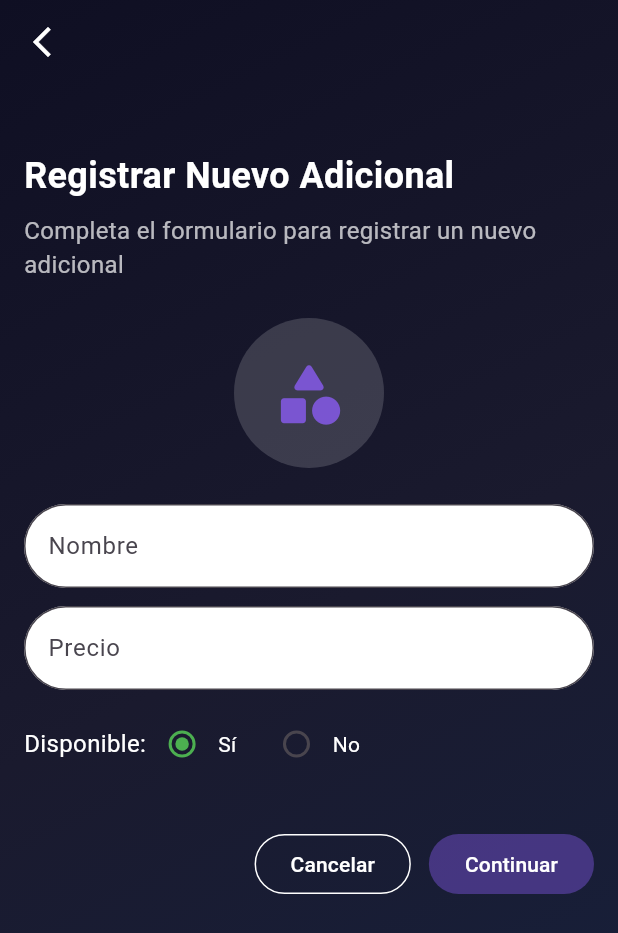
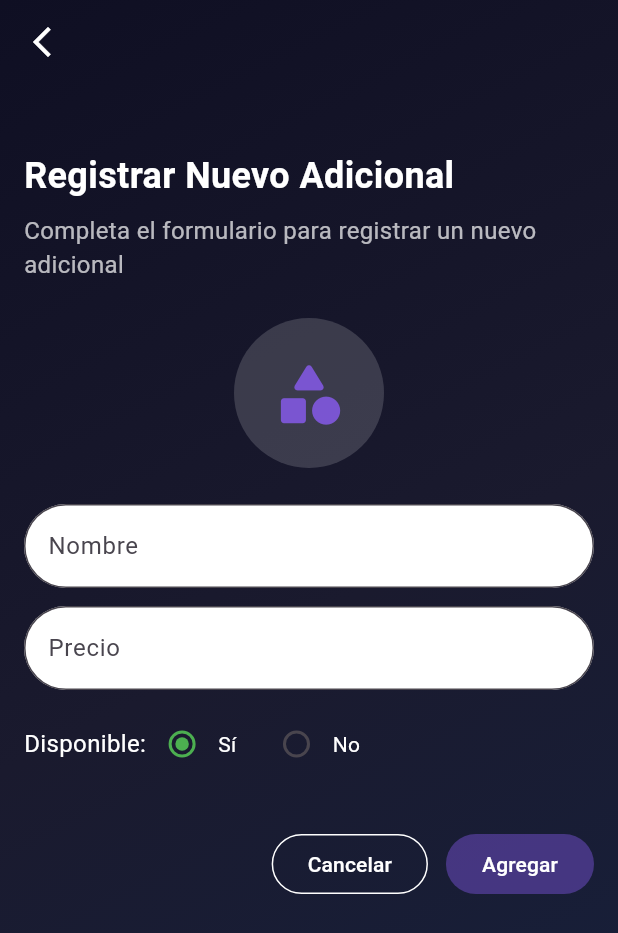
Before and after one commit to George0712/restauranteApp, a Flutter app: the CreateItemAdditionalScreen screen opened by its route, after a tap on "Cancelar", on a phone screen of 412 x 824 dp. Shown: the top 933 px of the screen. Run offline on Flutter 3.47's test engine with Material 3 defaults, Android fonts, the phone set to English and light mode, and no system bars; our stand-ins replace cached_network_image, cloud_firestore, device_info_plus, firebase_auth, firebase_core, flutter_riverpod and 3 more; missing offline and left inert: iconify_flutter; accounts and stored records are empty.

Commit message:
added route and changes screen create item additional for edit

```diff
--- a/lib/presentation/controllers/admin/manage_products_controller.dart
+++ b/lib/presentation/controllers/admin/manage_products_controller.dart
@@ -261,6 +261,12 @@ class RegisterAdditionalController {
   void dispose() {
     nameController.dispose();
     priceController.dispose();
+  }
+
+  void clear() {
+    nameController.clear();
+    priceController.clear();
+    _disponible = true;
   }
 
   void setDisponible(bool value) {
--- a/lib/presentation/screens/admin/manage/manage_producto/additional/create_item_additional_screen.dart
+++ b/lib/presentation/screens/admin/manage/manage_producto/additional/create_item_additional_screen.dart
@@ -9,11 +9,13 @@ import 'package:go_router/go_router.dart';
 import 'package:restaurante_app/core/constants/app_constants.dart';
 import 'package:restaurante_app/core/constants/app_strings.dart';
 import 'package:restaurante_app/core/helpers/snackbar_helper.dart';
+import 'package:restaurante_app/data/models/additonal_model.dart';
 import 'package:restaurante_app/presentation/providers/admin/admin_provider.dart';
 import 'package:restaurante_app/presentation/widgets/custom_input_field.dart';
 
 class CreateItemAdditionalScreen extends ConsumerStatefulWidget {
-  const CreateItemAdditionalScreen({super.key});
+  final AdditionalModel? additional;
+  const CreateItemAdditionalScreen({super.key, this.additional});
 
   @override
   ConsumerState<CreateItemAdditionalScreen> createState() =>
@@ -28,24 +30,28 @@ class _CreateItemAdditionalScreenState
   @override
   void initState() {
     super.initState();
-    final registerAdditionalController =
-        ref.read(registerAdditionalControllerProvider);
-    registerAdditionalController.nameController.addListener(_validateFields);
-    registerAdditionalController.priceController.addListener(_validateFields);
+    final controller = ref.read(registerAdditionalControllerProvider);
+    controller.nameController.addListener(_validateFields);
+    controller.priceController.addListener(_validateFields);
+
+    if (widget.additional != null) {
+      // Modo edición: inicializar campos
+      controller.nameController.text = widget.additional!.name;
+      controller.priceController.text = widget.additional!.price.toStringAsFixed(0);
+      isAvailable = widget.additional!.disponible;
+    }
   }
 
   void _validateFields() {
     if (!mounted) return;
-    final registerAdditionalController =
-        ref.read(registerAdditionalControllerProvider);
-    final isValid = registerAdditionalController.areFieldsValid();
+    final controller = ref.read(registerAdditionalControllerProvider);
+    final isValid = controller.areFieldsValid();
     ref.read(isValidFieldsProvider.notifier).state = isValid;
   }
 
   @override
   Widget build(BuildContext context) {
-    final registerAdditionalController =
-        ref.watch(registerAdditionalControllerProvider);
+    final controller = ref.watch(registerAdditionalControllerProvider);
     final areFieldsValid = ref.watch(isValidFieldsProvider);
     final profileImage = ref.watch(profileImageProvider);
     //final imageNotifier = ref.read(profileImageProvider.notifier);
@@ -59,8 +65,7 @@ class _CreateItemAdditionalScreenState
         foregroundColor: Colors.white,
         elevation: 0,
         leading: IconButton(
-          icon: const Icon(Icons.arrow_back_ios_new_outlined,
-              color: Colors.white),
+          icon: const Icon(Icons.arrow_back_ios_new_outlined, color: Colors.white),
           onPressed: () => context.pop(),
         ),
       ),
@@ -68,11 +73,7 @@ class _CreateItemAdditionalScreenState
       body: Container(
         decoration: const BoxDecoration(
           gradient: LinearGradient(
-            colors: [
-              Color(0xFF0F0F23),
-              Color(0xFF1A1A2E),
-              Color(0xFF16213E),
-            ],
+            colors: [Color(0xFF0F0F23), Color(0xFF1A1A2E), Color(0xFF16213E)],
             begin: Alignment.topLeft,
             end: Alignment.bottomRight,
           ),
@@ -86,55 +87,33 @@ class _CreateItemAdditionalScreenState
             child: Column(
               crossAxisAlignment: CrossAxisAlignment.start,
               children: [
-                const Text(
-                  AppStrings.registerAdditional,
-                  style: TextStyle(
-                    fontSize: 24,
-                    fontWeight: FontWeight.bold,
-                    color: Colors.white,
-                  ),
+                Text(
+                  widget.additional == null ? AppStrings.registerAdditional : 'Editar Adicional',
+                  style: const TextStyle(fontSize: 24, fontWeight: FontWeight.bold, color: Colors.white),
                 ),
                 const SizedBox(height: 8),
-                const Text(
-                  AppStrings.registerAdditionalDescription,
-                  style: TextStyle(fontSize: 16, color: Colors.white70),
+                Text(
+                  widget.additional == null ? AppStrings.registerAdditionalDescription : 'Modifica la información del adicional',
+                  style: const TextStyle(fontSize: 16, color: Colors.white70),
                 ),
                 const SizedBox(height: 24),
 
-                // Foto de perfil (opcional)
+                // Foto de perfil (opcional) — mantén estilo si quieres
                 Center(
                   child: Stack(
                     children: [
                       CircleAvatar(
                         radius: 50,
                         backgroundColor: Colors.white.withAlpha(40),
-                        backgroundImage: profileImage != null
-                            ? FileImage(profileImage)
-                            : null,
+                        backgroundImage: profileImage != null ? FileImage(profileImage) : null,
                         child: profileImage == null
-                            ? Icon(Icons.category_rounded,
-                                size: 50,
-                                color: theme.primaryColor.withAlpha(200))
+                            ? Icon(Icons.category_rounded, size: 50, color: theme.primaryColor.withAlpha(200))
                             : null,
                       ),
-                      /*Positioned(
-                        bottom: 0,
-                        right: 0,
-                        child: CircleAvatar(
-                          radius: 18,
-                          backgroundColor: theme.primaryColor,
-                          child: IconButton(
-                            icon: const Icon(Icons.camera_alt,
-                                size: 18, color: Colors.white),
-                            onPressed: () async {
-                              await imageNotifier.pickImage();
-                            },
-                          ),
-                        ),
-                      ),*/
                     ],
                   ),
                 ),
+
                 const SizedBox(height: 24),
 
                 // Inputs de texto
@@ -144,18 +123,18 @@ class _CreateItemAdditionalScreenState
                     children: [
                       CustomInputField(
                         hintText: AppStrings.name,
-                          controller:
-                              registerAdditionalController.nameController,
+                        controller: controller.nameController,
                         validator: (value) => value == null || value.isEmpty
                             ? 'Por favor ingrese un nombre'
                             : AppConstants.nameRegex.hasMatch(value)
                                 ? null
-                                  : 'El nombre no es válido'),
+                                : 'El nombre no es válido',
+                      ),
                       const SizedBox(height: 12),
                       CustomInputField(
                         hintText: 'Precio',
-                        controller:
-                            registerAdditionalController.priceController,
+                        controller: controller.priceController,
+                        keyboardType: TextInputType.number,
                         validator: (value) => value == null || value.isEmpty
                             ? 'Por favor ingrese un valor'
                             : AppConstants.priceRegex.hasMatch(value)
@@ -163,6 +142,7 @@ class _CreateItemAdditionalScreenState
                                 : 'El campo no es válido',
                       ),
                       const SizedBox(height: 12),
+
                       // Checkbox de disponibilidad
                       Align(
                         alignment: Alignment.centerLeft,
@@ -171,11 +151,7 @@ class _CreateItemAdditionalScreenState
                           children: [
                             const Text(
                               'Disponible:',
-                              style: TextStyle(
-                                fontSize: 16,
-                                fontWeight: FontWeight.w400,
-                                color: Colors.white,
-                              ),
+                              style: TextStyle(fontSize: 16, fontWeight: FontWeight.w400, color: Colors.white),
                             ),
                             Expanded(
                               child: Row(
@@ -189,12 +165,11 @@ class _CreateItemAdditionalScreenState
                                           setState(() {
                                             isAvailable = value;
                                           });
+                                          ref.read(registerAdditionalControllerProvider).setDisponible(value ?? true);
                                         },
                                         activeColor: Colors.green,
                                       ),
-                                      const Text('Sí',
-                                          style:
-                                              TextStyle(color: Colors.white)),
+                                      const Text('Sí', style: TextStyle(color: Colors.white)),
                                     ],
                                   ),
                                   const SizedBox(width: 16),
@@ -207,12 +182,11 @@ class _CreateItemAdditionalScreenState
                                           setState(() {
                                             isAvailable = value;
                                           });
+                                          ref.read(registerAdditionalControllerProvider).setDisponible(value ?? false);
                                         },
                                         activeColor: Colors.red,
                                       ),
-                                      const Text('No',
-                                          style:
-                                              TextStyle(color: Colors.white)),
+                                      const Text('No', style: TextStyle(color: Colors.white)),
                                     ],
                                   ),
                                 ],
@@ -233,54 +207,52 @@ class _CreateItemAdditionalScreenState
                   children: [
                     OutlinedButton(
                       onPressed: () {
+                        ref.read(registerAdditionalControllerProvider).clear();
                         context.pop();
                       },
                       style: OutlinedButton.styleFrom(
                         backgroundColor: Colors.transparent,
                         side: const BorderSide(color: Colors.white),
                       ),
-                      child: const Text(
-                        'Cancelar',
-                        style: TextStyle(color: Colors.white),
-                      ),
+                      child: const Text('Cancelar', style: TextStyle(color: Colors.white)),
                     ),
                     const SizedBox(width: 12),
                     ElevatedButton(
-                      onPressed: areFieldsValid &&
-                              (_formKey.currentState?.validate() ?? false)
+                      onPressed: areFieldsValid && (_formKey.currentState?.validate() ?? false)
                           ? () async {
-                              final result = await registerAdditionalController
-                                  .registrarAdditional(
+                              final controller = ref.read(registerAdditionalControllerProvider);
+                              String? result;
+                              if (widget.additional == null) {
+                                result = await controller.registrarAdditional(
                                   ref,
-                                name: registerAdditionalController
-                                    .nameController.text,
-                                price: double.parse(
-                                    registerAdditionalController
-                                        .priceController.text),
+                                  name: controller.nameController.text.trim(),
+                                  price: double.parse(controller.priceController.text.trim()),
                                   disponible: isAvailable!,
                                 );
+                              } else {
+                                result = await controller.actualizarAdditional(
+                                  ref,
+                                  id: widget.additional!.id,
+                                  name: controller.nameController.text.trim(),
+                                  price: double.parse(controller.priceController.text.trim()),
+                                  disponible: isAvailable!,
+                                );
+                              }
+
                               if (result == null) {
-                                // Registro exitoso
                                 SnackbarHelper.showSnackBar(
-                                    'Adicional Agregado');
+                                    widget.additional == null ? 'Adicional agregado' : 'Adicional actualizado');
                                 context.pop();
-                                context.push(
-                                    '/admin/manage/producto/manage-additionals');
                               } else {
-                                SnackbarHelper.showSnackBar(
-                                    'Error al registrar adicional');
+                                SnackbarHelper.showSnackBar('Error: $result');
                               }
                             }
                           : null,
                       style: ElevatedButton.styleFrom(
                         backgroundColor: const Color(0xFF8B5CF6),
-                        disabledBackgroundColor:
-                            const Color(0xFF8B5CF6).withAlpha(100),
+                        disabledBackgroundColor: const Color(0xFF8B5CF6).withAlpha(100),
                       ),
-                      child: const Text(
-                        'Continuar',
-                        style: TextStyle(color: Colors.white),
-                      ),
+                      child: Text(widget.additional == null ? 'Agregar' : 'Actualizar', style: const TextStyle(color: Colors.white)),
                     ),
                   ],
                 ),
--- a/lib/routes/app_routes.dart
+++ b/lib/routes/app_routes.dart
@@ -1,4 +1,5 @@
 import 'package:go_router/go_router.dart';
+import 'package:restaurante_app/data/models/additonal_model.dart';
 import 'package:restaurante_app/data/models/category_model.dart';
 
 import 'package:restaurante_app/presentation/screens/admin/manage/cocinero/create_cocinero_screen.dart';
@@ -181,6 +182,14 @@ final GoRouter router = GoRouter(
         return CreateItemCategoryScreen(category: category);
       },
     ),
+
+    GoRoute(
+      path: '/admin/manage/additional/edit',
+      builder: (context, state) {
+        final additional = state.extra as AdditionalModel?;
+        return CreateItemAdditionalScreen(additional: additional);
+      },
+    ),
   ],
   errorBuilder: (context, state) => const NotFoundScreen(),
 );
```
Also changed, not shown: 4 other files. Lines whose indentation alone changed are shown as unchanged.
